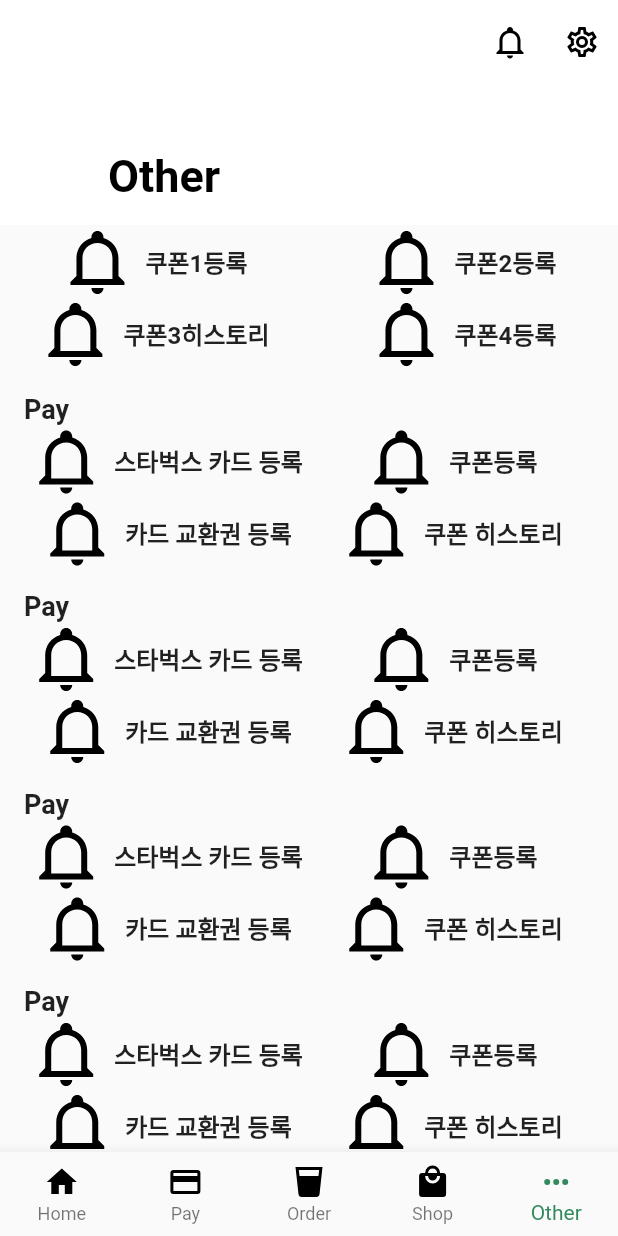
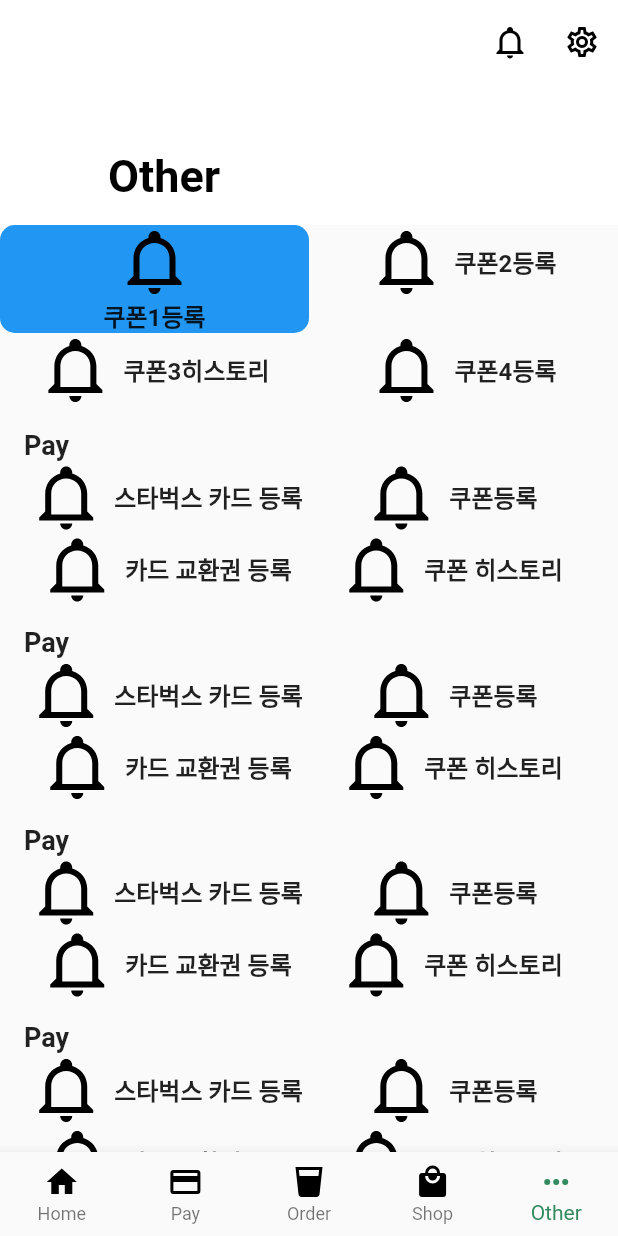
Before and after one commit to higun295/FlutterCollection, a Flutter app: the screen it shows after launch, item 5 of the bottom bar chosen, on a phone screen of 412 x 824 dp. Run offline on Flutter 3.47's test engine with Material 2 defaults, Android fonts, the phone set to English and light mode, and no system bars; our stand-ins replace flutter_svg, webview_flutter.

Commit message:
20230522_2

```diff
--- a/starbucks/lib/Views/Other.dart
+++ b/starbucks/lib/Views/Other.dart
@@ -1,5 +1,6 @@
 import 'package:flutter/material.dart';
 import 'package:flutter_svg/svg.dart';
+import 'package:starbucks/Widgets/MenuGrid.dart';
 import 'package:starbucks/Widgets/MenuView.dart';
 import 'package:starbucks/Widgets/StarbucksSliverAppBar.dart';
 
@@ -33,7 +34,7 @@ class Other extends StatelessWidget {
               children: [
                 TableRow(
                   children: [
-                    MenuButton(icon: 'images/bell.svg', label: '쿠폰1등록'),
+                    MenuGrid(icon: 'images/bell.svg', label: '쿠폰1등록'),
                     MenuButton(icon: 'images/bell.svg', label: '쿠폰2등록'),
                   ],
                 ),
--- a/starbucks/lib/Widgets/MenuGrid.dart
+++ b/starbucks/lib/Widgets/MenuGrid.dart
@@ -0,0 +1,39 @@
+import 'package:flutter/material.dart';
+import 'package:flutter_svg/svg.dart';
+
+class MenuGrid extends StatelessWidget {
+  final String icon;
+  final String label;
+
+  const MenuGrid({
+    Key? key,
+    required this.icon,
+    required this.label,
+  }) : super(key: key);
+
+  @override
+  Widget build(BuildContext context) {
+    return InkWell(
+      onTap: (){
+        // 메뉴 클릭 시 이벤트 처리
+      },
+      child: Container(
+        decoration: BoxDecoration(
+          color: Colors.blue,
+          borderRadius: BorderRadius.circular(10.0)
+        ),
+        child: Column(
+          children: [
+            SvgPicture.asset(icon, width:48, height: 48,),
+            Text(
+              label,
+              style: TextStyle(
+                fontSize: 16,
+                fontWeight: FontWeight.bold
+              ),)
+          ],
+        ),
+      ),
+    );
+  }
+}
```
